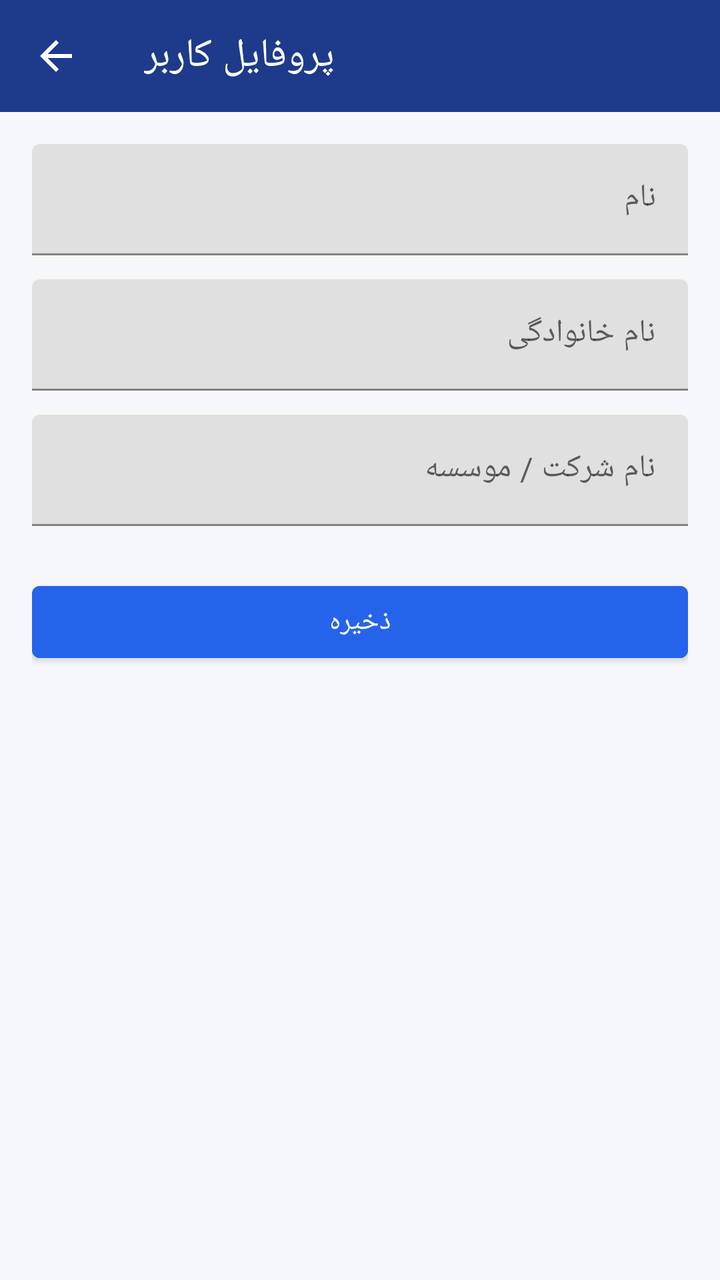
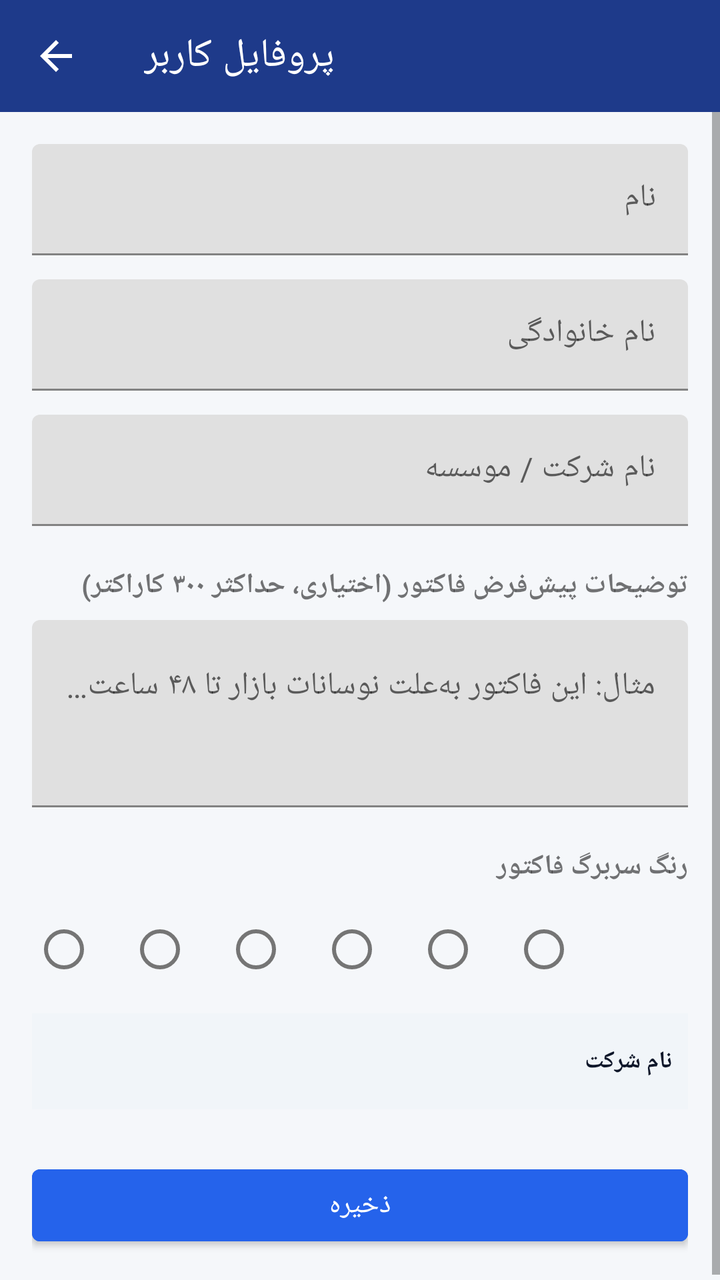

Screens rendered from an Android XML layout before and after an edit, with the pre-edit source and the edit as a unified diff.
<!-- AndroidManifest.xml: application theme Theme.Naghshan -->
<!-- res/layout/activity_profile.xml -->
<?xml version="1.0" encoding="utf-8"?>
<androidx.constraintlayout.widget.ConstraintLayout
    xmlns:android="http://schemas.android.com/apk/res/android"
    xmlns:app="http://schemas.android.com/apk/res-auto"
    android:layout_width="match_parent"
    android:layout_height="match_parent"
    android:background="#F5F7FA">

    <com.google.android.material.appbar.MaterialToolbar
        android:id="@+id/toolbar"
        android:layout_width="match_parent"
        android:layout_height="?attr/actionBarSize"
        android:background="#1E3A8A"
        app:navigationIcon="@drawable/ic_arrow_back"
        app:title="پروفایل کاربر"
        app:titleTextColor="#FFFFFF"
        app:layout_constraintTop_toTopOf="parent" />

    <ScrollView
        android:layout_width="match_parent"
        android:layout_height="0dp"
        app:layout_constraintTop_toBottomOf="@id/toolbar"
        app:layout_constraintBottom_toBottomOf="parent">

        <LinearLayout
            android:orientation="vertical"
            android:padding="16dp"
            android:layout_width="match_parent"
            android:layout_height="wrap_content">

            <com.google.android.material.textfield.TextInputLayout
                android:layout_width="match_parent"
                android:layout_height="wrap_content"
                android:hint="نام">
                <com.google.android.material.textfield.TextInputEditText
                    android:id="@+id/editFirstName"
                    android:layout_width="match_parent"
                    android:layout_height="wrap_content"
                    android:inputType="textPersonName" />
            </com.google.android.material.textfield.TextInputLayout>

            <com.google.android.material.textfield.TextInputLayout
                android:layout_width="match_parent"
                android:layout_height="wrap_content"
                android:layout_marginTop="12dp"
                android:hint="نام خانوادگی">
                <com.google.android.material.textfield.TextInputEditText
                    android:id="@+id/editLastName"
                    android:layout_width="match_parent"
                    android:layout_height="wrap_content"
                    android:inputType="textPersonName" />
            </com.google.android.material.textfield.TextInputLayout>

            <com.google.android.material.textfield.TextInputLayout
                android:layout_width="match_parent"
                android:layout_height="wrap_content"
                android:layout_marginTop="12dp"
                android:hint="نام شرکت / موسسه">
                <com.google.android.material.textfield.TextInputEditText
                    android:id="@+id/editCompany"
                    android:layout_width="match_parent"
                    android:layout_height="wrap_content"
                    android:inputType="text" />
            </com.google.android.material.textfield.TextInputLayout>

            <Button
                android:id="@+id/btnSave"
                android:layout_width="match_parent"
                android:layout_height="wrap_content"
                android:layout_marginTop="24dp"
                android:text="ذخیره"
                android:backgroundTint="#2563EB"
                android:textColor="#FFFFFF" />
        </LinearLayout>
    </ScrollView>
</androidx.constraintlayout.widget.ConstraintLayout>
<!-- resources referenced by this layout -->
<resources>
  <!-- drawable ic_arrow_back (drawable) -->
  <vector xmlns:android="http://schemas.android.com/apk/res/android"
      android:width="24dp"
      android:height="24dp"
      android:viewportWidth="24"
      android:viewportHeight="24"
      android:tint="#FFFFFF">
      <path
          android:fillColor="#FFFFFF"
          android:pathData="M20,11H7.83l5.59,-5.59L12,4l-8,8 8,8 1.41,-1.41L7.83,13H20v-2z"/>
  </vector>
  <style name="Theme.Naghshan" parent="Theme.MaterialComponents.Light.NoActionBar">
          <item name="colorPrimary">@color/primary</item>
          <item name="colorPrimaryVariant">@color/primary_dark</item>
          <item name="colorOnPrimary">@color/white</item>
  
          <item name="colorSecondary">@color/accent</item>
          <item name="colorSecondaryVariant">@color/accent_dark</item>
          <item name="colorOnSecondary">@color/white</item>
  
          <item name="android:windowBackground">@color/bg</item>
          <item name="android:statusBarColor">@color/primary_dark</item>
          <item name="android:navigationBarColor">@color/white</item>
  
          
  
      </style>
  <color name="primary">#1E3A8A</color>
  <color name="primary_dark">#172554</color>
  <color name="white">#FFFFFF</color>
  <color name="accent">#F59E0B</color>
  <color name="accent_dark">#D97706</color>
  <color name="bg">#F5F7FA</color>
</resources>

<!-- the commit's change to res/layout/activity_profile.xml (unified diff, before → after) -->
@@ -63,6 +63,100 @@
                     android:inputType="text" />
             </com.google.android.material.textfield.TextInputLayout>
 
+            
+            <TextView
+                android:layout_width="match_parent"
+                android:layout_height="wrap_content"
+                android:layout_marginTop="20dp"
+                android:text="توضیحات پیش‌فرض فاکتور (اختیاری، حداکثر ۳۰۰ کاراکتر)"
+                android:textStyle="bold"
+                android:textSize="14sp" />
+
+            <com.google.android.material.textfield.TextInputLayout
+                android:layout_width="match_parent"
+                android:layout_height="wrap_content"
+                android:layout_marginTop="8dp">
+                <com.google.android.material.textfield.TextInputEditText
+                    android:id="@+id/editInvoiceNote"
+                    android:layout_width="match_parent"
+                    android:layout_height="wrap_content"
+                    android:minLines="3"
+                    android:gravity="top|start"
+                    android:inputType="textMultiLine|textCapSentences"
+                    android:hint="مثال: این فاکتور به‌علت نوسانات بازار تا ۴۸ ساعت اعتبار دارد." />
+            </com.google.android.material.textfield.TextInputLayout>
+
+            
+            <TextView
+                android:layout_width="match_parent"
+                android:layout_height="wrap_content"
+                android:layout_marginTop="20dp"
+                android:text="رنگ سربرگ فاکتور"
+                android:textStyle="bold"
+                android:textSize="14sp" />
+
+            <RadioGroup
+                android:layout_width="wrap_content"
+                android:layout_height="wrap_content"
+                android:layout_marginTop="12dp"
+                android:orientation="horizontal">
+
+                <RadioButton
+                    android:id="@+id/color0"
+                    android:layout_width="40dp"
+                    android:layout_height="40dp"
+                    android:layout_marginEnd="8dp" />
+
+                <RadioButton
+                    android:id="@+id/color1"
+                    android:layout_width="40dp"
+                    android:layout_height="40dp"
+                    android:layout_marginEnd="8dp" />
+
+                <RadioButton
+                    android:id="@+id/color2"
+                    android:layout_width="40dp"
+                    android:layout_height="40dp"
+                    android:layout_marginEnd="8dp" />
+
+                <RadioButton
+                    android:id="@+id/color3"
+                    android:layout_width="40dp"
+                    android:layout_height="40dp"
+                    android:layout_marginEnd="8dp" />
+
+                <RadioButton
+                    android:id="@+id/color4"
+                    android:layout_width="40dp"
+                    android:layout_height="40dp"
+                    android:layout_marginEnd="8dp" />
+
+                <RadioButton
+                    android:id="@+id/color5"
+                    android:layout_width="40dp"
+                    android:layout_height="40dp" />
+            </RadioGroup>
+
+            
+            <LinearLayout
+                android:id="@+id/previewBanner"
+                android:layout_width="match_parent"
+                android:layout_height="48dp"
+                android:layout_marginTop="12dp"
+                android:padding="8dp"
+                android:gravity="center_vertical|end"
+                android:background="#F1F5F9">
+
+                <TextView
+                    android:id="@+id/previewBannerText"
+                    android:layout_width="wrap_content"
+                    android:layout_height="wrap_content"
+                    android:text="نام شرکت"
+                    android:textStyle="bold"
+                    android:textSize="12sp"
+                    android:textColor="#0F172A" />
+            </LinearLayout>
+
             <Button
                 android:id="@+id/btnSave"
                 android:layout_width="match_parent"
